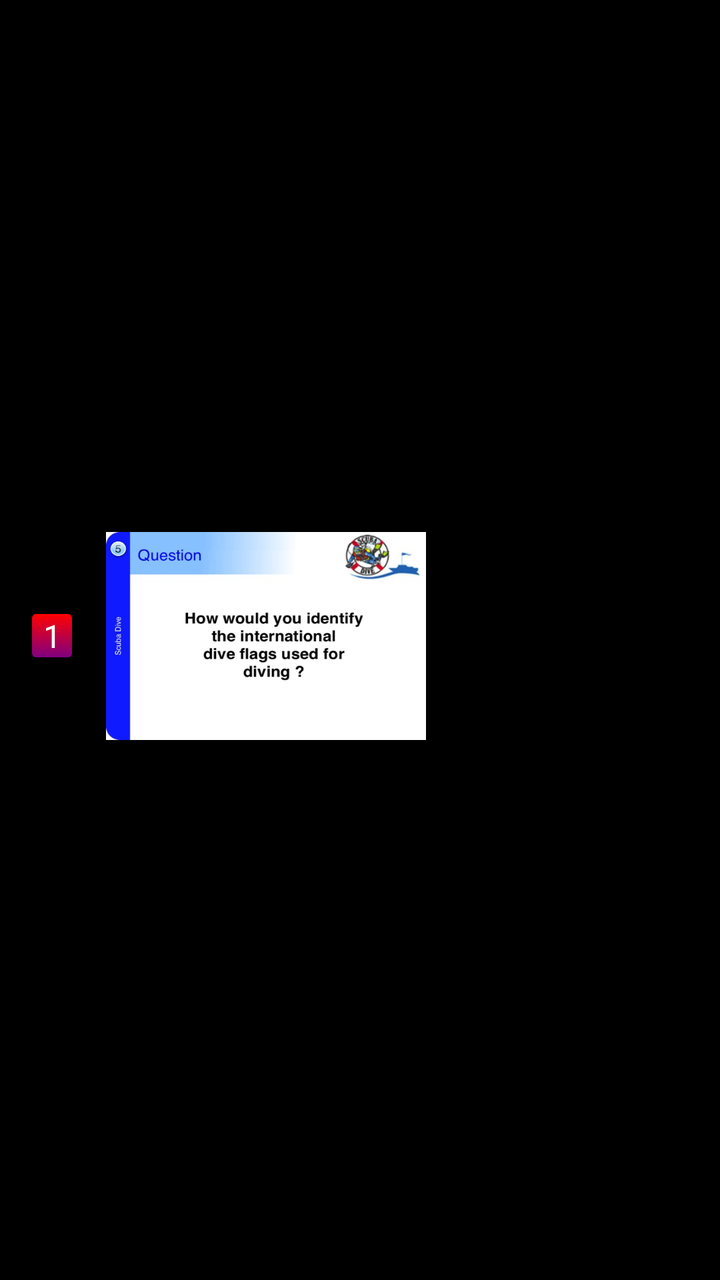
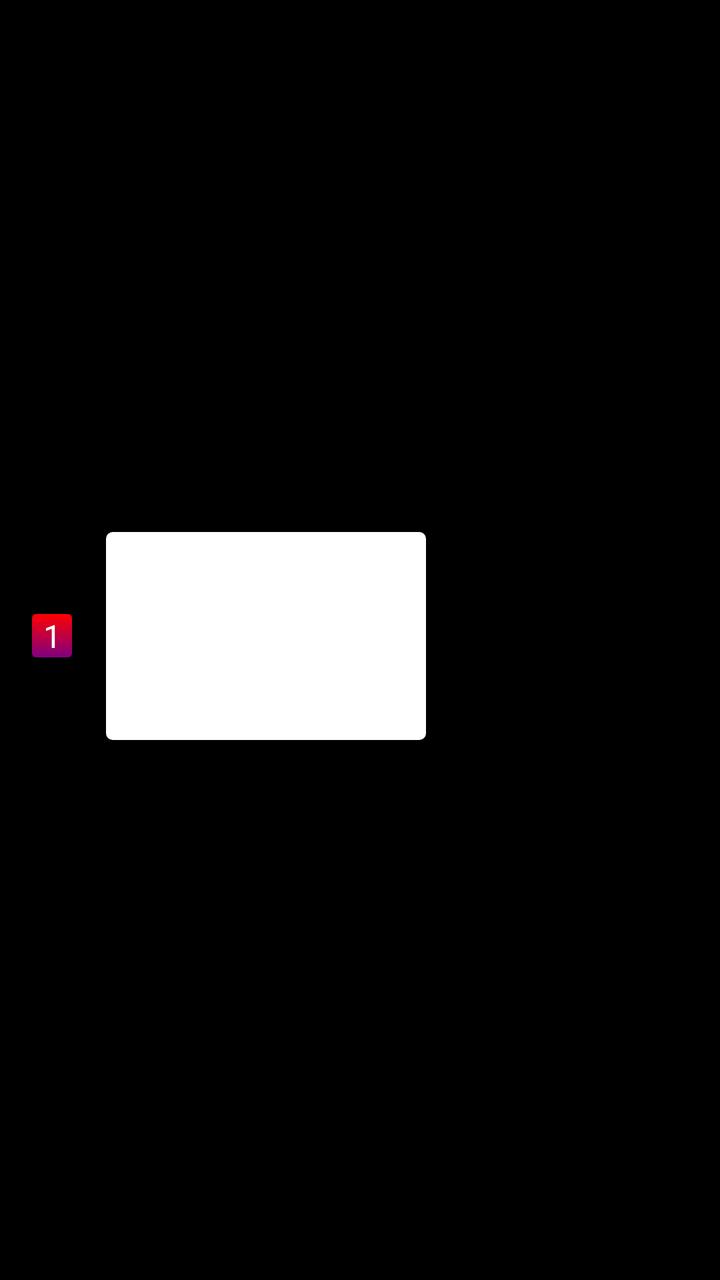

Before-and-after screenshots of an Android layout around one commit, followed by the original layout XML and the change that was made.
<!-- AndroidManifest.xml: application theme AppTheme -->
<!-- res/layout/card_list_item.xml -->
<?xml version="1.0" encoding="utf-8"?>
<LinearLayout xmlns:android="http://schemas.android.com/apk/res/android"
    android:id="@+id/RelativeLayout01"
    android:layout_width="fill_parent"
    android:layout_height="130dip"
    android:background="@android:color/black"
    android:orientation="horizontal"
    android:paddingBottom="4dip" >

    <TextView
        android:id="@+id/CardItemSN"
        android:layout_width="20dip"
        android:layout_height="wrap_content"
        android:layout_gravity="center"
        android:layout_marginLeft="16dp"
        android:background="@drawable/card_list_item_background"
        android:gravity="center"
        android:text="1"
        android:textColor="@android:color/white"
        android:textSize="16sp" />

    <ImageView
        android:id="@+id/CardItemImage"
        android:layout_width="160dip"
        android:layout_height="104dip"
        android:layout_gravity="center_vertical"
        android:layout_marginLeft="17dp"
        android:background="@drawable/shape_card_list_item"
        android:scaleType="fitXY"
        android:src="@drawable/test_card_coverage" />

</LinearLayout>
<!-- resources referenced by this layout -->
<resources>
  <!-- drawable card_list_item_background (drawable) -->
  <?xml version="1.0" encoding="utf-8"?>
  <shape xmlns:android="http://schemas.android.com/apk/res/android"
      android:shape="rectangle" >
  
      <gradient
          android:angle="270"
          android:endColor="#80FF00FF"
          android:startColor="#FFFF0000" />
  
      <padding
          android:bottom="0dp"
          android:left="0dp"
          android:right="0dp"
          android:top="0dp" />
      
  
      <corners android:radius="2dp" />
  
  </shape>
  <!-- drawable shape_card_list_item (drawable) -->
  <?xml version="1.0" encoding="utf-8"?>
  <shape xmlns:android="http://schemas.android.com/apk/res/android"
      android:shape="rectangle" >
  
      <solid android:color="#FFFFFF" >
      </solid>
  
      <corners android:radius="10px"/> 
  
  </shape>
  <!-- drawable test_card_coverage: jpg bitmap (drawable-hdpi, 32041 bytes) -->
  <style name="AppTheme" parent="AppBaseTheme">
          
      </style>
  <style name="AppBaseTheme" parent="android:Theme.Light">
          
      </style>
</resources>

<!-- the commit's change to res/layout/card_list_item.xml (unified diff, before → after) -->
@@ -8,7 +8,7 @@
     android:paddingBottom="4dip" >
 
     <TextView
-        android:id="@+id/CardItemSN"
+        android:id="@+id/card_list_item_card_sn"
         android:layout_width="20dip"
         android:layout_height="wrap_content"
         android:layout_gravity="center"
@@ -20,13 +20,12 @@
         android:textSize="16sp" />
 
     <ImageView
-        android:id="@+id/CardItemImage"
+        android:id="@+id/card_list_item_cover_image"
         android:layout_width="160dip"
         android:layout_height="104dip"
         android:layout_gravity="center_vertical"
         android:layout_marginLeft="17dp"
         android:background="@drawable/shape_card_list_item"
-        android:scaleType="fitXY"
-        android:src="@drawable/test_card_coverage" />
+        android:scaleType="fitXY"/>
 
 </LinearLayout>
<!-- resource entries referenced after the edit -->
@@ -31,7 +31,6 @@
       <corners android:radius="10px"/> 
   
   </shape>
-  <!-- drawable test_card_coverage: jpg bitmap (drawable-hdpi, 32041 bytes) -->
   <style name="AppTheme" parent="AppBaseTheme">
           
       </style>
